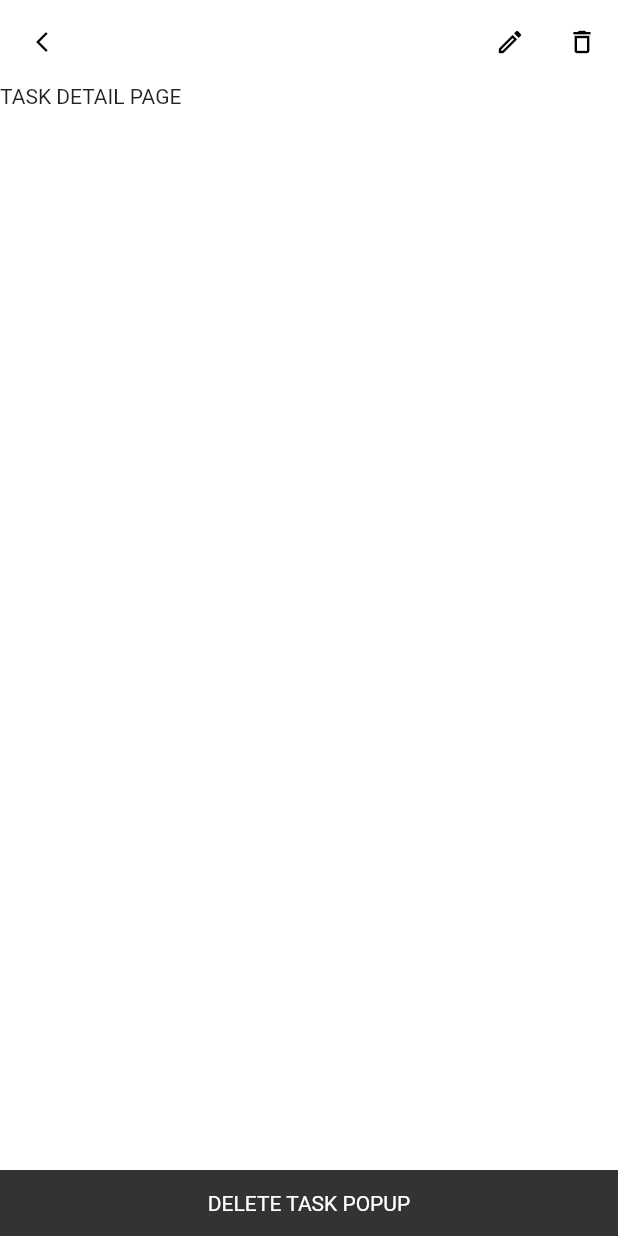
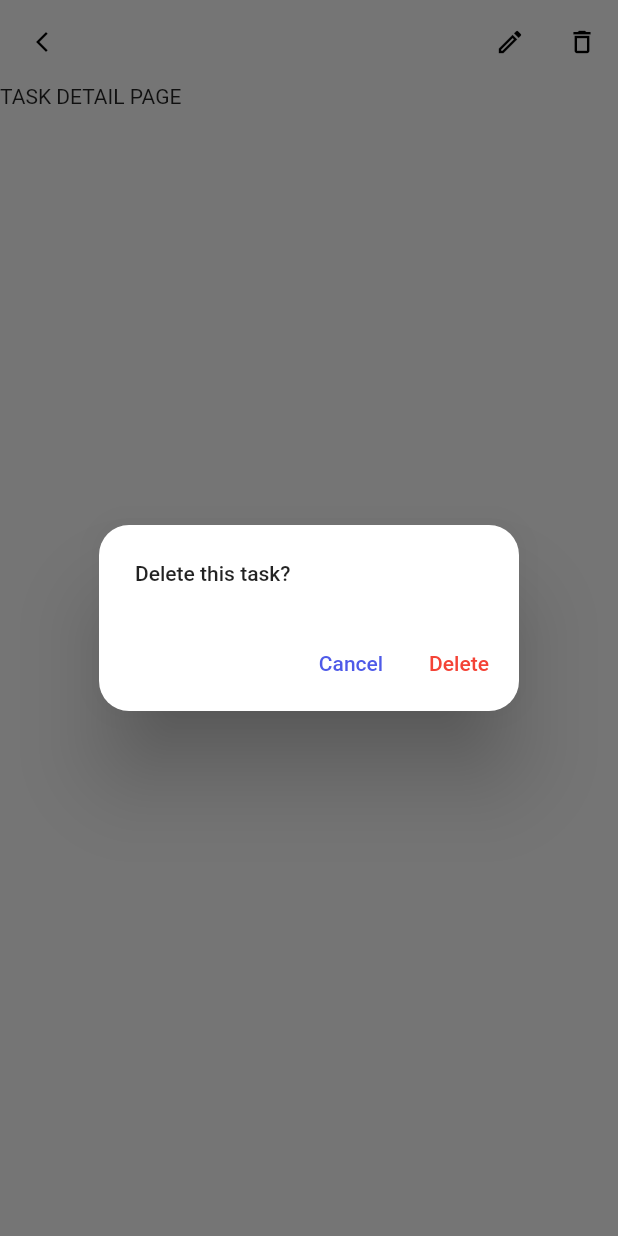
Before and after one commit to TomTruyen/CalendarApp, a Flutter app: the TaskDetailScreen screen opened directly with empty values, after a tap on the "delete" icon, on a phone screen of 412 x 824 dp. Run offline on Flutter 3.47's test engine with Material 2 defaults, Android fonts, the phone set to English and light mode, and no system bars; our stand-ins replace date_picker_timeline, google_fonts, shared_preferences, sqflite; accounts and stored records are empty.

Commit message:
Add delete functionality

```diff
--- a/calendar_app/lib/screens/calendar_screen.dart
+++ b/calendar_app/lib/screens/calendar_screen.dart
@@ -126,7 +126,7 @@ class CalendarScreenState extends State<CalendarScreen> {
               itemCount: snapshot.data.length,
               itemBuilder: (context, index) {
                 Task task = snapshot.data[index];
-                return TaskItem(task: task);
+                return TaskItem(task: task, refresh: refresh);
               },
             );
           }
--- a/calendar_app/lib/screens/task_detail_screen.dart
+++ b/calendar_app/lib/screens/task_detail_screen.dart
@@ -1,4 +1,5 @@
 import 'package:calendar_app/models/task.dart';
+import 'package:calendar_app/services/task_service.dart';
 import 'package:calendar_app/services/theme_service.dart';
 import 'package:calendar_app/shared/themes.dart';
 import 'package:calendar_app/shared/toast.dart';
@@ -7,14 +8,17 @@ import 'package:flutter/services.dart';
 
 class TaskDetailScreen extends StatefulWidget {
   final Task task;
+  final Function refresh;
 
-  const TaskDetailScreen({Key? key, required this.task}) : super(key: key);
+  const TaskDetailScreen({Key? key, required this.task, required this.refresh})
+      : super(key: key);
 
   @override
   _TaskDetailScreenState createState() => _TaskDetailScreenState();
 }
 
 class _TaskDetailScreenState extends State<TaskDetailScreen> {
+  final TaskService _taskService = TaskService.instance;
   final ThemeService _themeService = ThemeService();
 
   bool _isDarkMode = false;
@@ -83,11 +87,77 @@ class _TaskDetailScreenState extends State<TaskDetailScreen> {
             color: _isDarkMode ? Colors.white : Colors.black,
             size: 20,
           ),
-          onPressed: () {
-            Toast.display(context, message: "DELETE TASK POPUP");
+          onPressed: () async {
+            if (await _showDeletePopup()) {
+              if (Navigator.canPop(context)) Navigator.pop(context);
+            }
           },
         )
       ],
     );
   }
+
+  Future _showDeletePopup() {
+    return showDialog(
+      context: context,
+      builder: (BuildContext context) {
+        return AlertDialog(
+          shape: const RoundedRectangleBorder(
+            borderRadius: BorderRadius.all(
+              Radius.circular(20),
+            ),
+          ),
+          title: const Text(
+            "Delete this task?",
+            style: TextStyle(fontSize: 14),
+          ),
+          actions: [
+            TextButton(
+              style: ButtonStyle(
+                overlayColor: MaterialStateColor.resolveWith(
+                  (states) => Theme.of(context).primaryColor.withAlpha(50),
+                ),
+                foregroundColor: MaterialStateColor.resolveWith(
+                  (states) => Theme.of(context).primaryColor,
+                ),
+              ),
+              child: const Text("Cancel"),
+              onPressed: () {
+                Navigator.of(context).pop();
+              },
+            ),
+            TextButton(
+              style: ButtonStyle(
+                overlayColor: MaterialStateColor.resolveWith(
+                  (states) => Colors.red.withAlpha(50),
+                ),
+                foregroundColor: MaterialStateColor.resolveWith(
+                  (states) => Colors.red,
+                ),
+              ),
+              child: const Text(
+                "Delete",
+                style: TextStyle(
+                  color: Colors.red,
+                ),
+              ),
+              onPressed: () async {
+                if (await _taskService.delete(widget.task.id) > 0) {
+                  Toast.display(context, message: "Task deleted!");
+
+                  widget.refresh();
+
+                  if (Navigator.canPop(context)) Navigator.pop(context, true);
+                } else {
+                  Toast.display(context, message: "Failed to delete task.");
+
+                  if (Navigator.canPop(context)) Navigator.pop(context, false);
+                }
+              },
+            ),
+          ],
+        );
+      },
+    );
+  }
 }
--- a/calendar_app/lib/services/task_service.dart
+++ b/calendar_app/lib/services/task_service.dart
@@ -123,7 +123,7 @@ class TaskService {
     return [];
   }
 
-  Future<int> delete(int id) async {
+  Future<int> delete(int? id) async {
     Database db = await instance.database;
 
     return await db.delete(
--- a/calendar_app/lib/shared/widgets/task_item.dart
+++ b/calendar_app/lib/shared/widgets/task_item.dart
@@ -6,8 +6,10 @@ import 'package:intl/intl.dart';
 
 class TaskItem extends StatelessWidget {
   final Task task;
+  final Function refresh;
 
-  const TaskItem({Key? key, required this.task}) : super(key: key);
+  const TaskItem({Key? key, required this.task, required this.refresh})
+      : super(key: key);
 
   @override
   Widget build(BuildContext context) {
@@ -36,6 +38,7 @@ class TaskItem extends StatelessWidget {
             CupertinoPageRoute(
               builder: (_) => TaskDetailScreen(
                 task: task,
+                refresh: refresh,
               ),
             ),
           );
```
